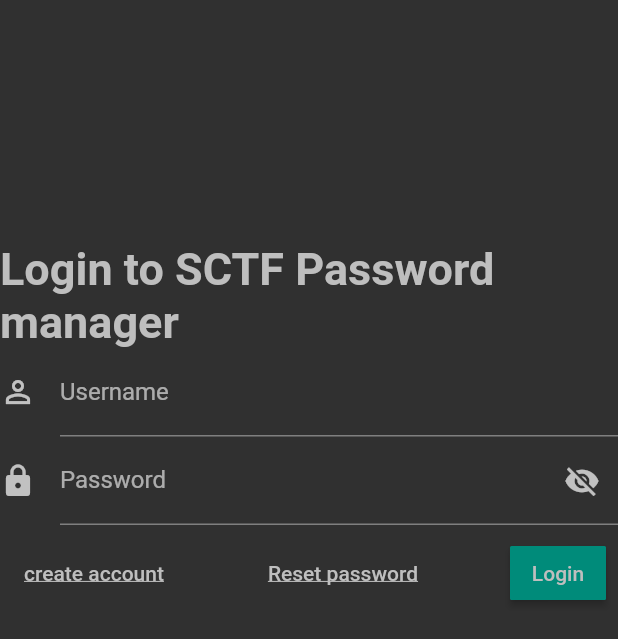
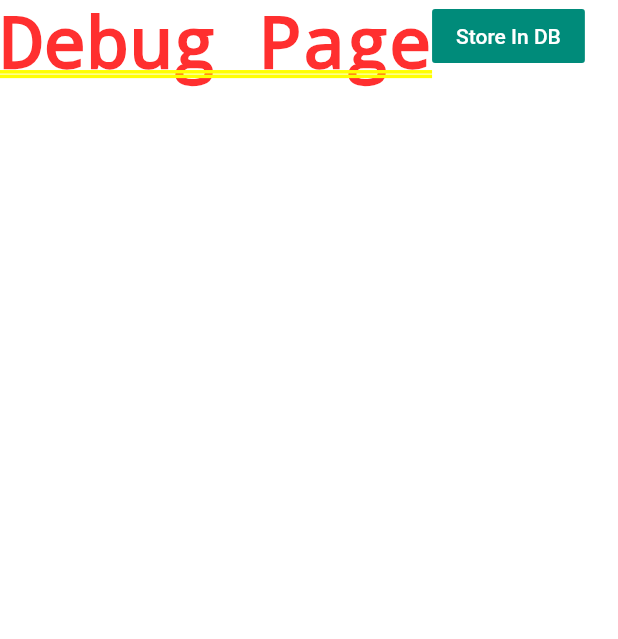
Before and after one commit to TarikvdBerg/super-cyber-task-force, a Flutter app: the screen it shows after launch, on a phone screen of 412 x 824 dp. Shown: the top 639 px of the screen. Run offline on Flutter 3.47's test engine with Material 2 defaults, Android fonts, the phone set to English and light mode, and no system bars; our stand-ins replace moor_flutter; generated files the repository leaves out were written again.

Commit message:
Implemented models & access objects

```diff
--- a/lib/application.dart
+++ b/lib/application.dart
@@ -1,22 +1,25 @@
-import 'package:SCTFPasswordManager/views/register.dart';
+import 'package:SCTFPasswordManager/core/tables.dart';
+import 'package:SCTFPasswordManager/groups/add_group.dart';
+import 'package:SCTFPasswordManager/groups/edit_group.dart';
+import 'package:SCTFPasswordManager/groups/remove_group.dart';
+import 'package:SCTFPasswordManager/views/debug.dart';
 import 'package:SCTFPasswordManager/views/login.dart';
 import 'package:SCTFPasswordManager/views/password_view.dart';
+import 'package:SCTFPasswordManager/views/register.dart';
 import 'package:SCTFPasswordManager/views/reset_password.dart';
-import 'package:SCTFPasswordManager/groups/add_group.dart';
-import 'package:SCTFPasswordManager/groups/remove_group.dart';
-import 'package:SCTFPasswordManager/groups/edit_group.dart';
-import 'package:SCTFPasswordManager/views/myprofile.dart';
-
 import 'package:flutter/cupertino.dart';
 import 'package:flutter/material.dart';
+import 'package:provider/provider.dart';
 
 class SCTFPasswordManager extends StatelessWidget {
   @override
   Widget build(BuildContext context) {
-    return MaterialApp(
+    return Provider(
+      create: (_) => LocalPasswordDatabase(),
+      child: MaterialApp(
         title: 'SCTF Password Manager',
         theme: ThemeData(
-          brightness: Brightness.dark,
+            brightness: Brightness.dark,
             primaryColorDark: Color(0xFF131313),
             primaryColor: Color(0xFF212121),
             primaryColorLight: Color(0xFF484848),
@@ -33,9 +36,8 @@ class SCTFPasswordManager extends StatelessWidget {
               bodyText1: TextStyle(color: Color(0XFFBEBEBE)),
               bodyText2: TextStyle(color: Color(0XFFBEBEBE)),
             ),
-            cardColor: Color(0xFF212121)
-            ),
-        initialRoute: "login",
+            cardColor: Color(0xFF212121)),
+        initialRoute: "debug",
         routes: {
           "login": (context) => LoginView(),
           'register': (context) => RegisterView(),
@@ -44,9 +46,11 @@ class SCTFPasswordManager extends StatelessWidget {
           'AddGroup': (context) => AddGroup(),
           'RemoveGroup': (context) => RemoveGroup(),
           'EditGroup': (context) => EditGroup(),
-          'MyAccount': (context) => MyProfileView(),
+          'debug': (context) => DebugView(),
+          // 'MyAccount': (context) => MyProfileView(),
         },
         home: Scaffold(),
-        );
+      ),
+    );
   }
 }
--- a/lib/core/exceptions.dart
+++ b/lib/core/exceptions.dart
@@ -1,8 +1,6 @@
 
 // Exception for when a instance of an model already exists
 // on the server,.
-import 'package:flutter/animation.dart';
-
 class ModelAlreadyExistsException implements Exception {
   static String modelName;
 
--- /dev/null
+++ b/lib/views/debug.dart
@@ -0,0 +1,32 @@
+import 'package:SCTFPasswordManager/core/tables.dart';
+import 'package:flutter/material.dart';
+import 'package:provider/provider.dart';
+
+class DebugView extends StatelessWidget {
+  const DebugView({Key key}) : super(key: key);
+
+  @override
+  Widget build(BuildContext context) {
+    return Container(
+      child: Wrap(
+        children: <Widget>[
+          Text("Debug Page"),
+          FlatButton(
+            onPressed: () {
+              Provider.of<LocalPasswordDatabase>(context, listen: false).usersDao.insertUser(
+                  User(
+                      id: "null",
+                      username: "null",
+                      email: "null",
+                      firstname: "null",
+                      lastname: "null",
+                      displayname: "null"));
+            },
+            child: Text("Store In DB"),
+            color: Theme.of(context).buttonColor,
+          ),
+        ],
+      ),
+    );
+  }
+}
```
Also changed, not shown: lib/core/tables.dart (added, +97 -0 lines), lib/core/tables.g.dart (added), lib/main.dart (line endings or trailing spaces).
